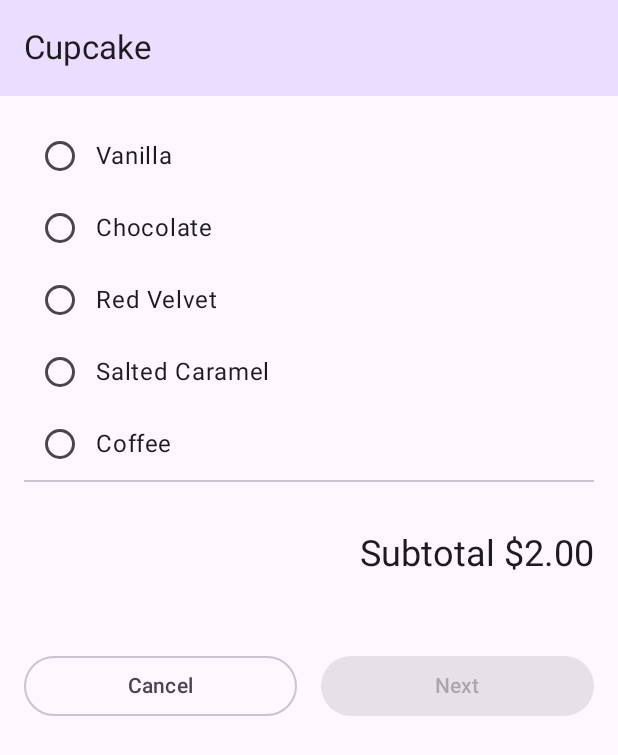
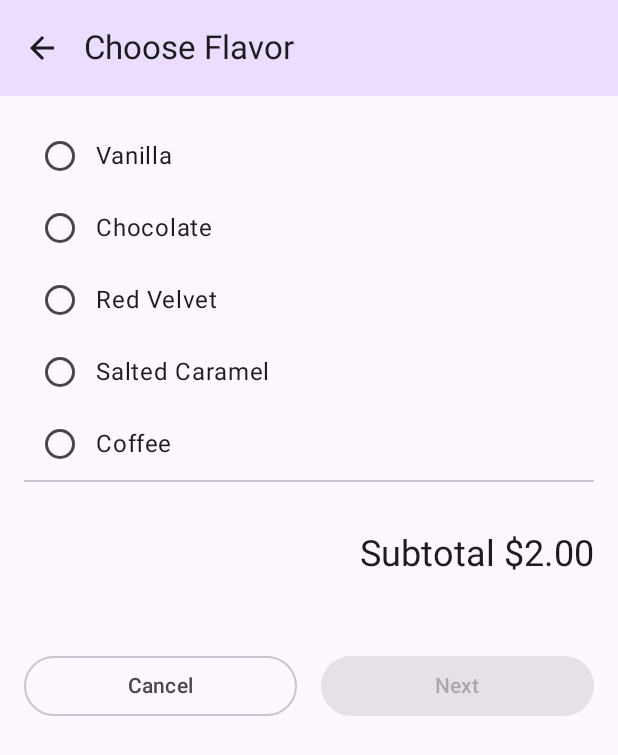
Before and after one commit to Gil32610/Cupcake_NavControl, an Android app built with Jetpack Compose: the screen it shows after launch (MainActivity), after a tap on "One Cupcake", on a phone screen of 412 x 824 dp. Shown: the top 755 px of the screen. Run offline under Robolectric (Android 15) with nearby library versions, the phone set to English and light mode, and no system bars.

```diff
--- a/app/src/main/java/com/example/cupcake/CupcakeScreen.kt
+++ b/app/src/main/java/com/example/cupcake/CupcakeScreen.kt
@@ -15,6 +15,7 @@
  */
 package com.example.cupcake
 
+import androidx.annotation.StringRes
 import androidx.compose.foundation.layout.padding
 import androidx.compose.material.icons.Icons
 import androidx.compose.material.icons.filled.ArrowBack
@@ -36,6 +37,7 @@ import androidx.navigation.NavHost
 import androidx.navigation.NavHostController
 import androidx.navigation.compose.NavHost
 import androidx.navigation.compose.composable
+import androidx.navigation.compose.currentBackStackEntryAsState
 import androidx.navigation.compose.rememberNavController
 import com.example.cupcake.data.DataSource
 import com.example.cupcake.ui.OrderSummaryPreview
@@ -48,11 +50,11 @@ import com.example.cupcake.ui.StartOrderScreen
  * Composable that displays the topBar and displays back button if back navigation is possible.
  */
 
-enum class CupcakeScreen(){
-    Start,
-    Flavor,
-    Pickup,
-    Summary
+enum class CupcakeScreen(@StringRes val title: Int){
+    Start(title = R.string.app_name),
+    Flavor(title = R.string.choose_flavor),
+    Pickup(title = R.string.pickup_date),
+    Summary(title = R.string.order_summary)
 }
 
 
@@ -60,10 +62,11 @@ enum class CupcakeScreen(){
 fun CupcakeAppBar(
     canNavigateBack: Boolean,
     navigateUp: () -> Unit,
+    currentScreen: CupcakeScreen,
     modifier: Modifier = Modifier
 ) {
     TopAppBar(
-        title = { Text(stringResource(id = R.string.app_name)) },
+        title = { Text(stringResource(id =currentScreen.title)) },
         colors = TopAppBarDefaults.mediumTopAppBarColors(
             containerColor = MaterialTheme.colorScheme.primaryContainer
         ),
@@ -86,12 +89,15 @@ fun CupcakeApp(
     viewModel: OrderViewModel = viewModel(),
     navController: NavHostController = rememberNavController()
 ) {
+    val backStackEntry by navController.currentBackStackEntryAsState()
+    val currentScreen = CupcakeScreen.valueOf(backStackEntry?.destination?.route?: CupcakeScreen.Start.name)
 
     Scaffold(
         topBar = {
             CupcakeAppBar(
-                canNavigateBack = false,
-                navigateUp = { /* TODO: implement back navigation */ }
+                canNavigateBack = navController.previousBackStackEntry!=null,
+                navigateUp = { navController.navigateUp()},
+                currentScreen = currentScreen
             )
         }
     ) { innerPadding ->
--- a/app/src/main/java/com/example/cupcake/ui/SummaryScreen.kt
+++ b/app/src/main/java/com/example/cupcake/ui/SummaryScreen.kt
@@ -112,7 +112,7 @@ fun OrderSummaryScreen(
                 }
                 OutlinedButton(
                     modifier = Modifier.fillMaxWidth(),
-                    onClick = {onCancelButtonClicked}
+                    onClick = onCancelButtonClicked
                 ) {
                     Text(stringResource(R.string.cancel))
                 }
```
